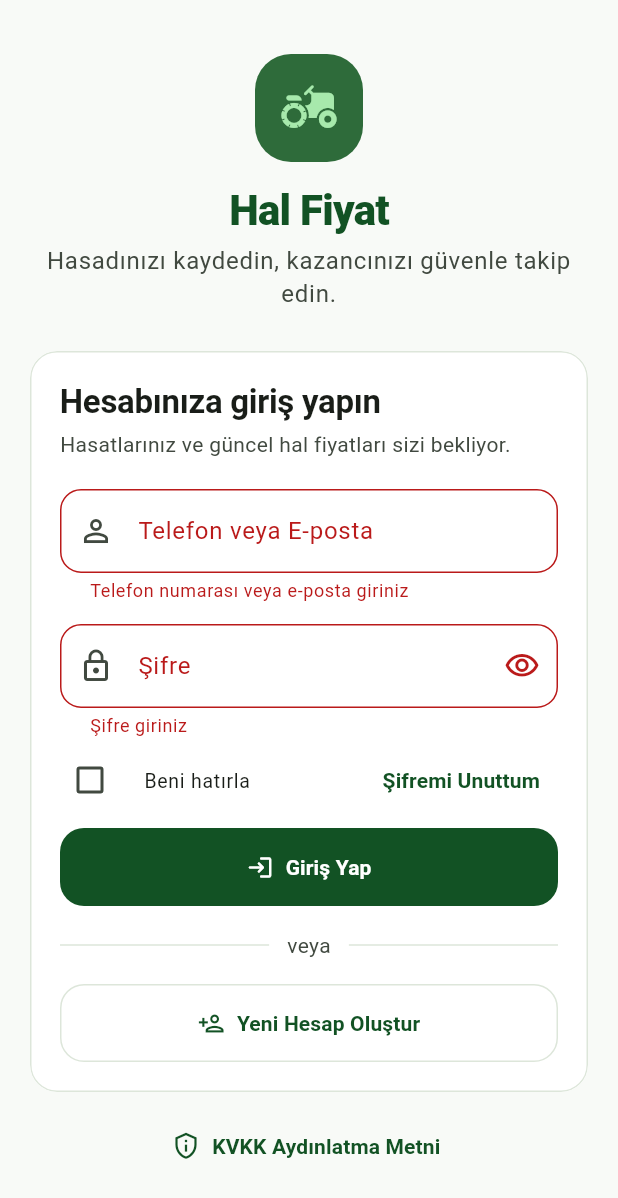
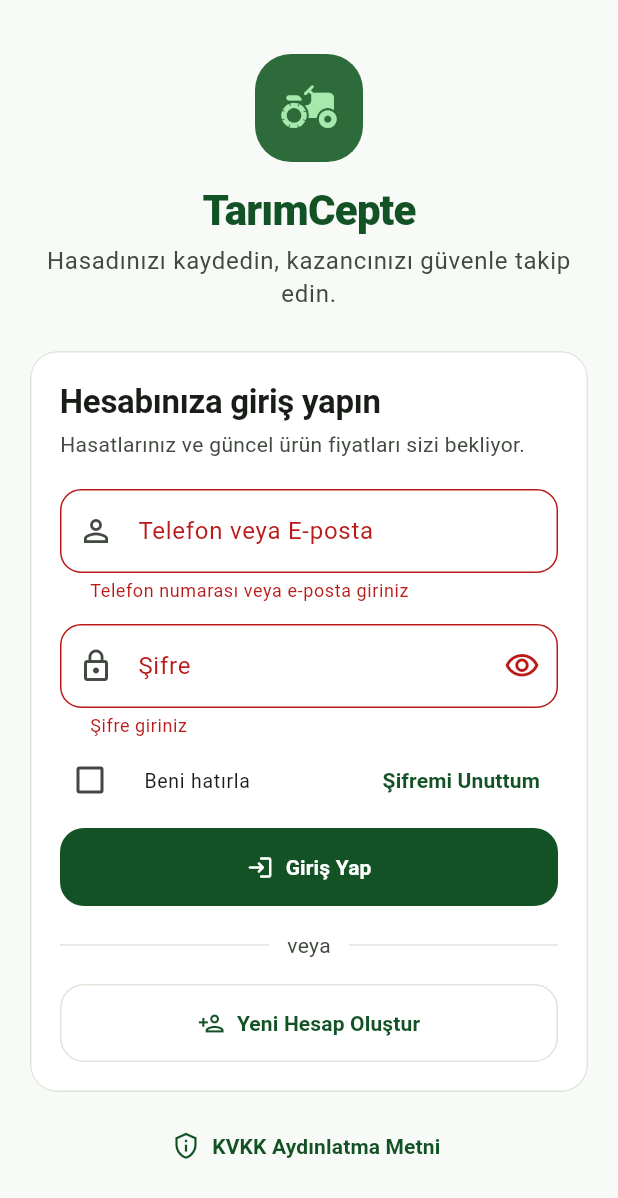
Before and after one commit to HakanTekelioglu/TarimCepte, a Flutter app: the screen it shows after launch, after a tap on "Giriş Yap", on a phone screen of 412 x 824 dp. Shown: the top 1198 px of the screen. Run offline on Flutter 3.47's test engine with Material 3 defaults, Android fonts, the phone set to English and light mode, and no system bars; our stand-ins replace flutter_dotenv, shared_preferences, supabase_flutter; accounts and stored records are empty.

Commit message:
proje ismi tum code yapilarinde duzenlendi

```diff
--- a/lib/app/session_lifecycle_app.dart
+++ b/lib/app/session_lifecycle_app.dart
@@ -66,7 +66,7 @@ class _SessionLifecycleAppState extends State<SessionLifecycleApp>
   Widget build(BuildContext context) {
     return MaterialApp(
       navigatorKey: _navigatorKey,
-      title: 'Hal Fiyat',
+      title: 'TarımCepte',
       debugShowCheckedModeBanner: false,
       theme: AppTheme.lightTheme,
       darkTheme: AppTheme.darkTheme,
--- a/lib/app/hal_fiyat_app.dart
+++ b/lib/app/tarim_cepte_app.dart
@@ -8,10 +8,10 @@ import '../providers/season_provider.dart';
 import 'app_dependencies.dart';
 import 'session_lifecycle_app.dart';
 
-class HalFiyatApp extends StatelessWidget {
+class TarimCepteApp extends StatelessWidget {
   final AppDependencies dependencies;
 
-  const HalFiyatApp({super.key, required this.dependencies});
+  const TarimCepteApp({super.key, required this.dependencies});
 
   @override
   Widget build(BuildContext context) {
--- a/lib/features/legal/kvkk_notice_dialog.dart
+++ b/lib/features/legal/kvkk_notice_dialog.dart
@@ -1,12 +1,12 @@
 import 'package:flutter/material.dart';
 
 const String kvkkNoticeText = '''
-Hal Fiyat KVKK Aydınlatma Metni
+TarımCepte KVKK Aydınlatma Metni
 
-6698 sayılı Kişisel Verilerin Korunması Kanunu kapsamında, Hal Fiyat uygulamasını kullanırken paylaştığınız kişisel veriler aşağıdaki çerçevede işlenmektedir.
+6698 sayılı Kişisel Verilerin Korunması Kanunu kapsamında, TarımCepte uygulamasını kullanırken paylaştığınız kişisel veriler aşağıdaki çerçevede işlenmektedir.
 
 Veri sorumlusu
-Kişisel verileriniz, Hal Fiyat uygulamasının hizmetlerinin sunulması ve yönetilmesi amacıyla uygulama sahibi/veri sorumlusu tarafından işlenir.
+Kişisel verileriniz, TarımCepte uygulamasının hizmetlerinin sunulması ve yönetilmesi amacıyla uygulama sahibi/veri sorumlusu tarafından işlenir.
 
 İşlenen kişisel veriler
 Ad soyad, telefon numarası, şifre, şehir, ilçe, kullanıcı rolü, ürün, sezon, hasat ve fiyat kayıtları ile uygulama kullanımına ilişkin işlem kayıtları işlenebilir.
--- a/lib/main.dart
+++ b/lib/main.dart
@@ -4,10 +4,10 @@ import 'package:intl/date_symbol_data_local.dart';
 import 'package:supabase_flutter/supabase_flutter.dart';
 
 import 'app/app_dependencies.dart';
-import 'app/hal_fiyat_app.dart';
+import 'app/tarim_cepte_app.dart';
 
 export 'app/app_dependencies.dart';
-export 'app/hal_fiyat_app.dart';
+export 'app/tarim_cepte_app.dart';
 
 Future<void> main() async {
   WidgetsFlutterBinding.ensureInitialized();
@@ -37,5 +37,5 @@ Future<void> main() async {
   final dependencies = AppDependencies.supabase(
     client: Supabase.instance.client,
   );
-  runApp(HalFiyatApp(dependencies: dependencies));
+  runApp(TarimCepteApp(dependencies: dependencies));
 }
--- a/lib/screens/add_harvest_screen.dart
+++ b/lib/screens/add_harvest_screen.dart
@@ -339,7 +339,7 @@ class _AddHarvestScreenState extends State<AddHarvestScreen> {
                     subtitle: Text(
                       _useCustomPrice
                           ? 'Girdiğiniz özel fiyat kullanılacak'
-                          : 'Bölgenin güncel hal fiyatı kullanılacak',
+                          : 'Bölgenin güncel ürün fiyatı kullanılacak',
                     ),
                     value: _useCustomPrice,
                     onChanged: (value) {
--- a/lib/screens/home_screen.dart
+++ b/lib/screens/home_screen.dart
@@ -24,7 +24,7 @@ class HomeScreen extends StatefulWidget {
 class _HomeScreenState extends State<HomeScreen> {
   static const _pageTitles = [
     'Genel Bakış',
-    'Hal Fiyatları',
+    'Fiyatlar',
     'Hasat Geçmişi',
     'Sezonlar',
   ];
--- a/lib/screens/login_screen.dart
+++ b/lib/screens/login_screen.dart
@@ -95,7 +95,7 @@ class _LoginScreenState extends State<LoginScreen> {
                                     ),
                                     const SizedBox(height: 4),
                                     Text(
-                                      'Hasatlarınız ve güncel hal fiyatları sizi bekliyor.',
+                                      'Hasatlarınız ve güncel ürün fiyatları sizi bekliyor.',
                                       style: Theme.of(
                                         context,
                                       ).textTheme.bodyMedium?.copyWith(
@@ -340,7 +340,7 @@ class _LoginScreenState extends State<LoginScreen> {
         ),
         const SizedBox(height: 14),
         Text(
-          'Hal Fiyat',
+          'TarımCepte',
           textAlign: TextAlign.center,
           style: Theme.of(
             context,
--- a/lib/screens/settings_screen.dart
+++ b/lib/screens/settings_screen.dart
@@ -242,7 +242,7 @@ class _SettingsScreenState extends State<SettingsScreen> {
                       ),
                       const ListTile(
                         leading: Icon(Icons.agriculture),
-                        title: Text('Hal Fiyat'),
+                        title: Text('TarımCepte'),
                         subtitle: Text(
                           'Çiftçiler için gelir takip uygulaması. Hasatlarınızı kaydedin, kazançlarınızı takip edin.',
                         ),
--- a/pubspec.yaml
+++ b/pubspec.yaml
@@ -1,4 +1,4 @@
-name: hal_fiyat
+name: tarimcepte
 description: "A new Flutter project."
 # The following line prevents the package from being accidentally published to
 # pub.dev using `flutter pub publish`. This is preferred for private packages.
```
Also changed, not shown: 24 other files.
